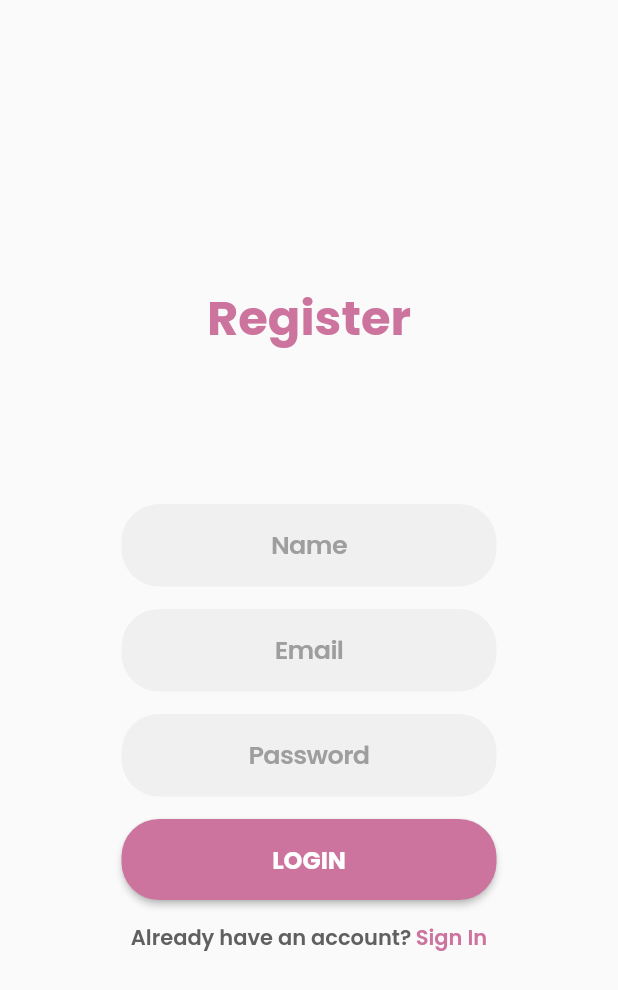
After one commit to alaraiabdiallah/momsclub, a Flutter app: the RegisterScreen screen opened directly, on a phone screen of 412 x 824 dp. The commit adds this screen. Shown: the top 990 px of the screen. Run offline on Flutter 3.47's test engine with Material 2 defaults, Android fonts, the phone set to English and light mode, and no system bars; our stand-ins replace cloud_firestore, google_fonts; accounts and stored records are empty.

Commit message:
Login and register UI

```diff
--- /dev/null
+++ b/lib/screens/register_screen.dart
@@ -0,0 +1,87 @@
+import 'package:flutter/material.dart';
+import 'package:google_fonts/google_fonts.dart';
+import 'package:momsclub/styles/text_styles.dart';
+import 'package:momsclub/utils/infos.dart';
+import 'package:momsclub/utils/str_res.dart';
+import 'package:momsclub/widgets/buttons.dart';
+import 'package:momsclub/widgets/inputs.dart';
+
+class RegisterScreen extends StatefulWidget {
+  @override
+  _RegisterScreenState createState() => _RegisterScreenState();
+}
+
+class _RegisterScreenState extends State<RegisterScreen> {
+  final _nameTextCtrl = TextEditingController();
+  final _emailTextCtrl = TextEditingController();
+  final _passwordTextCtrl = TextEditingController();
+
+  void onLoginButtonPressed(){
+    Navigator.of(context).pop();
+  }
+  void onRegisterPressed(){
+    Navigator.of(context).popUntil((route) => route.isFirst);
+  }
+
+  @override
+  Widget build(BuildContext context) {
+    double _formWidgetWidth = 250;
+    return Scaffold(
+      body: Center(
+        child: Column(
+          mainAxisAlignment: MainAxisAlignment.center,
+          crossAxisAlignment: CrossAxisAlignment.center,
+          children: <Widget>[
+            Text(StrRes.REGISTER, style: H1,),
+            SizedBox(height: 100,),
+            Container(
+              width: _formWidgetWidth,
+              child: AppFormInput(
+                controller: _nameTextCtrl,
+                placeholder: "Name",
+              ),
+            ),
+            SizedBox(height: 15,),
+            Container(
+              width: _formWidgetWidth,
+              child: AppFormInput(
+                controller: _emailTextCtrl,
+                placeholder: "Email",
+              ),
+            ),
+            SizedBox(height: 15,),
+            Container(
+              width: _formWidgetWidth,
+              child: AppFormInput(
+                obscure: true,
+                controller: _passwordTextCtrl,
+                placeholder: "Password",
+              ),
+            ),
+            SizedBox(height: 15,),
+            Container(
+              width: _formWidgetWidth,
+              child: AppButton(onPressed: onRegisterPressed,text: StrRes.LOGIN),
+            ),
+            SizedBox(height: 15,),
+            GestureDetector(
+              onTap: onLoginButtonPressed,
+              child: Row(
+                mainAxisAlignment: MainAxisAlignment.center,
+                children: <Widget>[
+                  Text(StrRes.ALREADY_HAVE_ACCOUNT, style: GoogleFonts.poppins(
+                      textStyle: TextStyle(color: AppColor.GREY3, fontWeight: FontWeight.w600)
+                  )),
+                  SizedBox(width: 3,),
+                  Text(StrRes.SIGNIN, style: GoogleFonts.poppins(
+                      textStyle: TextStyle(color: AppColor.PRIMARY, fontWeight: FontWeight.w600)
+                  ),)
+                ],
+              ),
+            )
+          ],
+        ),
+      ),
+    );
+  }
+}
--- a/lib/utils/infos.dart
+++ b/lib/utils/infos.dart
@@ -10,6 +10,7 @@ class AppColor {
   static const SECONDARY = Color(0xffF8E6F6);
   static const GREY = Color(0xffF5F5F5);
   static const GREY2 = Color(0xffF0F0F0);
+  static const GREY3 = Color(0xff606060);
 }
 
 EdgeInsets screenBodyPadding =  EdgeInsets.symmetric(vertical: 0, horizontal: 25);
--- a/lib/utils/str_res.dart
+++ b/lib/utils/str_res.dart
@@ -7,4 +7,8 @@ class StrRes {
   static final RECENT = "Recent";
   static final COMM_NOTFOUND = "We can't find community";
   static final LOGIN = "LOGIN";
+  static final SIGNIN = "Sign In";
+  static final REGISTER = "Register";
+  static final DOES_NOT_HAVE_ACCOUNT = "Don't have an account?";
+  static final ALREADY_HAVE_ACCOUNT = "Already have an account?";
 }
--- /dev/null
+++ b/lib/widgets/buttons.dart
@@ -0,0 +1,22 @@
+import 'package:flutter/material.dart';
+import 'package:momsclub/styles/text_styles.dart';
+import 'package:momsclub/utils/infos.dart';
+
+class AppButton extends StatelessWidget {
+
+  final String text;
+  final Function onPressed;
+
+  const AppButton({Key key, this.text, this.onPressed}) : super(key: key);
+
+  @override
+  Widget build(BuildContext context) {
+    return RaisedButton(
+      padding: EdgeInsets.symmetric(vertical: 15),
+      shape: RoundedRectangleBorder(borderRadius: BorderRadius.circular(25)),
+      child: Text(text, style: H5.copyWith(color: Colors.white),),
+      color: AppColor.PRIMARY,
+      onPressed: onPressed,
+    );
+  }
+}
--- a/lib/widgets/favorite_fragment.dart
+++ b/lib/widgets/favorite_fragment.dart
@@ -2,6 +2,8 @@ import 'package:flutter/material.dart';
 import 'package:momsclub/styles/text_styles.dart';
 import 'package:momsclub/utils/str_res.dart';
 import 'package:momsclub/utils/infos.dart';
+
+import 'not_found.dart';
 
 class FavoriteFragment extends StatefulWidget {
   @override
@@ -19,6 +21,7 @@ class _FavoriteFragmentState extends State<FavoriteFragment> {
           margin: EdgeInsets.only(top: screenTextMarginTop(context), bottom: screenTextMarginBotttom),
           child: Text(StrRes.FAV_COM, style: H1,),
         ),
+        NotFoundDisplay()
       ],
     );
   }
--- /dev/null
+++ b/lib/widgets/inputs.dart
@@ -0,0 +1,33 @@
+import 'package:flutter/cupertino.dart';
+import 'package:flutter/material.dart';
+import 'package:google_fonts/google_fonts.dart';
+import 'package:momsclub/utils/infos.dart';
+
+class AppFormInput extends StatelessWidget {
+
+  final TextEditingController controller;
+  final String placeholder;
+  final bool obscure;
+
+  const AppFormInput({Key key, this.controller, this.placeholder = "", this.obscure = false}) : super(key: key);
+
+  @override
+  Widget build(BuildContext context) {
+    TextStyle style = GoogleFonts.poppins(
+        textStyle: TextStyle(color: Colors.grey, fontWeight: FontWeight.w600)
+    );
+    return CupertinoTextField(
+      padding: EdgeInsets.symmetric(vertical: 15),
+      controller: controller,
+      placeholder: placeholder,
+      placeholderStyle: style,
+      obscureText: obscure,
+      textAlign: TextAlign.center,
+      style: style.copyWith(color: Colors.black),
+      decoration: BoxDecoration(
+        color: AppColor.GREY2,
+        borderRadius: BorderRadius.circular(25)
+      ),
+    );
+  }
+}
```
Also changed, not shown: lib/screens/login_screen.dart (added, +80 -0 lines), lib/widgets/mycomminity_fragment.dart (+8 -7 lines).
